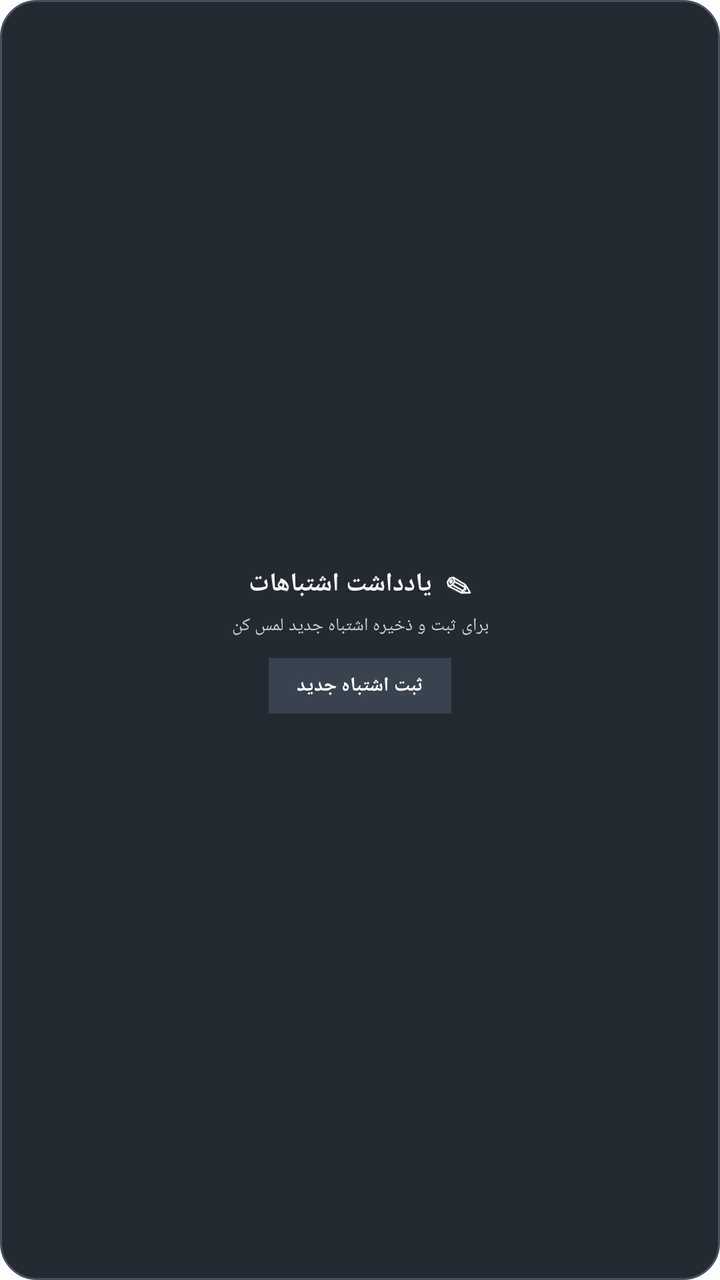
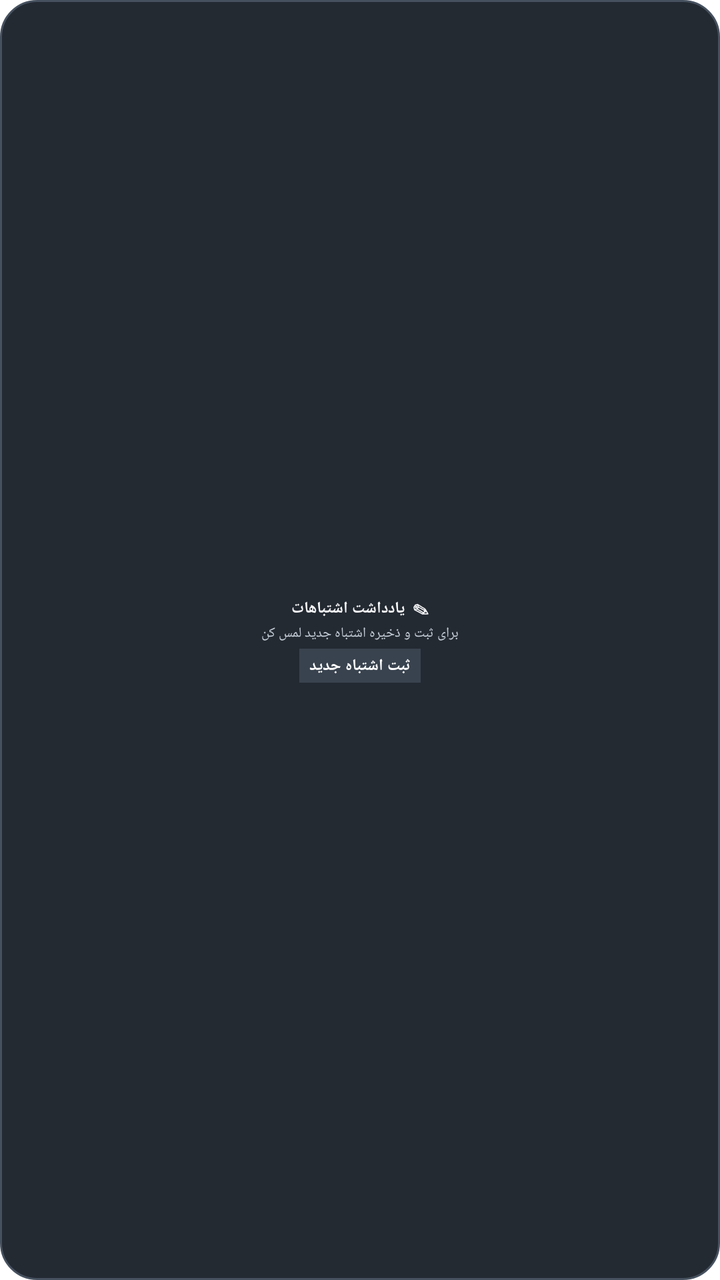

Compare the two renders of this Android layout. The source of the first and the diff that turns it into the second are given below.
<!-- AndroidManifest.xml: fallback theme Theme.MaterialComponents.DayNight.NoActionBar -->
<!-- res/layout/quick_note_widget.xml -->
<?xml version="1.0" encoding="utf-8"?>
<LinearLayout xmlns:android="http://schemas.android.com/apk/res/android"
    android:id="@+id/quick_note_root"
    android:layout_width="match_parent"
    android:layout_height="match_parent"
    android:background="@drawable/notebook_widget_background"
    android:clickable="true"
    android:focusable="true"
    android:gravity="center"
    android:orientation="vertical"
    android:padding="12dp"
    android:layoutDirection="locale">

    <TextView
        android:layout_width="match_parent"
        android:layout_height="wrap_content"
        android:gravity="center"
        android:text="✎  یادداشت اشتباهات"
        android:textColor="#F5F6F8"
        android:textSize="13sp"
        android:textStyle="bold" />

    <TextView
        android:layout_width="match_parent"
        android:layout_height="wrap_content"
        android:layout_marginTop="6dp"
        android:gravity="center"
        android:text="برای ثبت و ذخیره اشتباه جدید لمس کن"
        android:textColor="#C4CCD6"
        android:textSize="9sp" />

    <TextView
        android:id="@+id/quick_note_open"
        android:layout_width="wrap_content"
        android:layout_height="wrap_content"
        android:layout_marginTop="10dp"
        android:background="#39434F"
        android:paddingStart="14dp"
        android:paddingTop="7dp"
        android:paddingEnd="14dp"
        android:paddingBottom="7dp"
        android:text="ثبت اشتباه جدید"
        android:textColor="#FFFFFF"
        android:textSize="10sp"
        android:textStyle="bold" />
</LinearLayout>
<!-- resources referenced by this layout -->
<resources>
  <!-- drawable notebook_widget_background (drawable) -->
  <?xml version="1.0" encoding="utf-8"?>
  <shape xmlns:android="http://schemas.android.com/apk/res/android" android:shape="rectangle">
      <solid android:color="#242A32" />
      <corners android:radius="18dp" />
      <stroke android:width="1dp" android:color="#46515F" />
  </shape>
</resources>

<!-- the commit's change to res/layout/quick_note_widget.xml (unified diff, before → after) -->
@@ -8,7 +8,7 @@
     android:focusable="true"
     android:gravity="center"
     android:orientation="vertical"
-    android:padding="12dp"
+    android:padding="4dp"
     android:layoutDirection="locale">
 
     <TextView
@@ -17,30 +17,30 @@
         android:gravity="center"
         android:text="✎  یادداشت اشتباهات"
         android:textColor="#F5F6F8"
-        android:textSize="13sp"
+        android:textSize="8sp"
         android:textStyle="bold" />
 
     <TextView
         android:layout_width="match_parent"
         android:layout_height="wrap_content"
-        android:layout_marginTop="6dp"
+        android:layout_marginTop="2dp"
         android:gravity="center"
         android:text="برای ثبت و ذخیره اشتباه جدید لمس کن"
         android:textColor="#C4CCD6"
-        android:textSize="9sp" />
+        android:textSize="7sp" />
 
     <TextView
         android:id="@+id/quick_note_open"
         android:layout_width="wrap_content"
         android:layout_height="wrap_content"
-        android:layout_marginTop="10dp"
+        android:layout_marginTop="3dp"
         android:background="#39434F"
-        android:paddingStart="14dp"
-        android:paddingTop="7dp"
-        android:paddingEnd="14dp"
-        android:paddingBottom="7dp"
+        android:paddingStart="5dp"
+        android:paddingTop="3dp"
+        android:paddingEnd="5dp"
+        android:paddingBottom="3dp"
         android:text="ثبت اشتباه جدید"
         android:textColor="#FFFFFF"
-        android:textSize="10sp"
+        android:textSize="8sp"
         android:textStyle="bold" />
 </LinearLayout>
